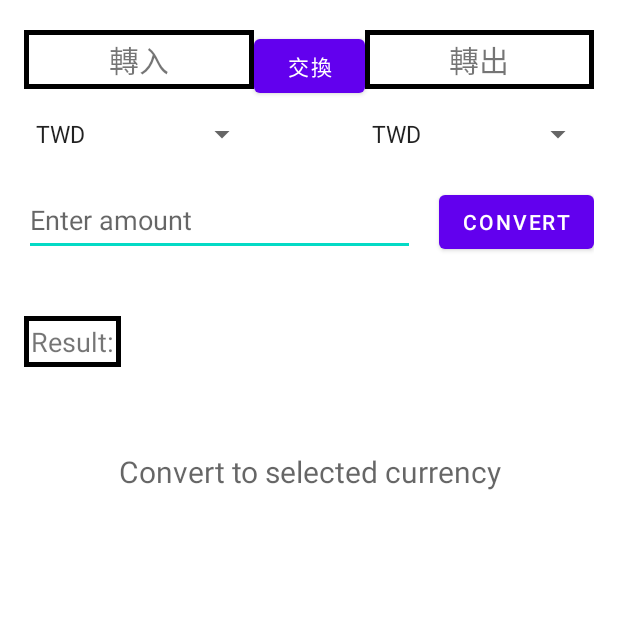
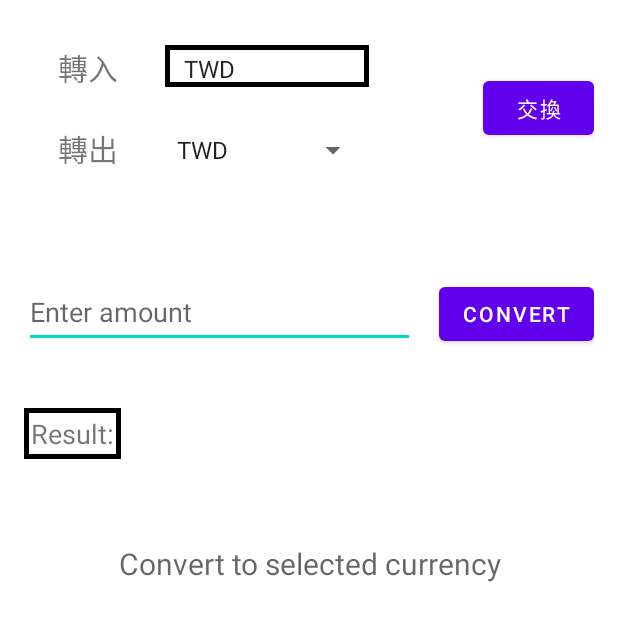
Before and after one commit to lonely10834/ExchangeRate, an Android app: the screen it shows after launch (MainActivity), on a phone screen of 412 x 824 dp, the part 160-801 px from its top. Run offline under Robolectric (Android 15) with nearby library versions, the phone set to English and light mode, and no system bars.

Commit message:
UI介面移動位置

```diff
--- a/app/src/main/res/layout/activity_main.xml
+++ b/app/src/main/res/layout/activity_main.xml
@@ -20,85 +20,77 @@
 
     <androidx.constraintlayout.widget.ConstraintLayout
         android:layout_width="match_parent"
-        android:layout_height="wrap_content"
+        android:layout_height="104dp"
         android:layout_marginTop="20dp">
 
-        <TextView
-            android:id="@+id/textView1"
-            android:layout_width="0dp"
-            android:layout_height="wrap_content"
-            android:layout_marginBottom="8dp"
-            android:gravity="center"
-            android:text="@string/convertin"
-            android:textSize="20sp"
-            app:layout_constraintBottom_toTopOf="@+id/linearLayout"
-            app:layout_constraintEnd_toStartOf="@id/swap_button"
-            android:background="@drawable/border"
-            app:layout_constraintStart_toStartOf="parent"
-            app:layout_constraintTop_toTopOf="parent" />
 
         <Button
             android:id="@+id/swap_button"
             android:layout_width="74dp"
             android:layout_height="wrap_content"
-            android:layout_marginBottom="9dp"
+            android:layout_marginTop="10dp"
+
+            android:layout_marginBottom="10dp"
             android:text="@string/swap"
-            app:layout_constraintBottom_toTopOf="@+id/linearLayout"
-            app:layout_constraintEnd_toStartOf="@+id/textView2"
+            app:layout_constraintBottom_toBottomOf="parent"
+            app:layout_constraintEnd_toEndOf="parent"
+            app:layout_constraintTop_toTopOf="parent"
+            tools:ignore="MissingConstraints" />
+
+        <TextView
+            android:id="@+id/textView1"
+            android:layout_width="70dp"
+            android:layout_height="50dp"
+            android:layout_marginStart="8dp"
+
+            android:gravity="center"
+            android:text="@string/convert_in"
+            android:textSize="20sp"
+            app:layout_constraintStart_toStartOf="parent"
+            app:layout_constraintTop_toTopOf="parent" />
+
+        <Spinner
+            android:id="@+id/from_currency_spinner"
+            android:layout_width="136dp"
+            android:layout_height="28dp"
+            android:layout_marginStart="16dp"
+            android:layout_marginTop="10dp"
+            android:layout_weight="1"
+            android:background="@drawable/border"
             app:layout_constraintStart_toEndOf="@+id/textView1"
             app:layout_constraintTop_toTopOf="parent"
             tools:ignore="MissingConstraints" />
 
         <TextView
             android:id="@+id/textView2"
-            android:layout_width="0dp"
-            android:layout_height="wrap_content"
-            android:layout_marginBottom="8dp"
-            android:background="@drawable/border"
+            android:layout_width="70dp"
+            android:layout_height="50dp"
+            android:layout_marginStart="8dp"
+
             android:gravity="center"
-            android:text="@string/convertout"
+            android:text="@string/convert_out"
             android:textSize="20sp"
-            app:layout_constraintBottom_toTopOf="@+id/linearLayout"
-            app:layout_constraintEnd_toEndOf="parent"
-            app:layout_constraintStart_toEndOf="@id/swap_button"
-            app:layout_constraintTop_toTopOf="parent"
-            app:layout_constraintVertical_bias="0.0" />
+            app:layout_constraintBottom_toBottomOf="parent"
+            app:layout_constraintStart_toStartOf="parent" />
 
-        <LinearLayout
-            android:id="@+id/linearLayout"
-            android:layout_width="0dp"
-            android:layout_height="wrap_content"
-            android:layout_marginTop="10dp"
-            android:layout_marginBottom="1dp"
-            android:orientation="horizontal"
+        <Spinner
+            android:id="@+id/to_currency_spinner"
+            android:layout_width="136dp"
+            android:layout_height="28dp"
+            android:layout_marginStart="16dp"
+            android:layout_marginBottom="10dp"
+            android:layout_weight="1"
+
             app:layout_constraintBottom_toBottomOf="parent"
-            app:layout_constraintEnd_toEndOf="parent"
-            app:layout_constraintHorizontal_weight="1"
-            app:layout_constraintStart_toStartOf="parent"
-            app:layout_constraintTop_toBottomOf="@id/textView1">
+            app:layout_constraintStart_toEndOf="@+id/textView2" />
 
-            <Spinner
-                android:id="@+id/from_currency_spinner"
-                android:layout_width="wrap_content"
-                android:layout_height="wrap_content"
-                android:layout_weight="1" />
-
-            <View
-                android:layout_width="68dp"
-                android:layout_height="0dp" />
-
-            <Spinner
-                android:id="@+id/to_currency_spinner"
-                android:layout_width="wrap_content"
-                android:layout_height="wrap_content"
-                android:layout_weight="1" />
-        </LinearLayout>
 
     </androidx.constraintlayout.widget.ConstraintLayout>
 
     <LinearLayout
         android:layout_width="match_parent"
         android:layout_height="wrap_content"
+        android:layout_marginTop="40dp"
         android:orientation="horizontal">
 
         <EditText
--- a/app/src/main/res/values/strings.xml
+++ b/app/src/main/res/values/strings.xml
@@ -17,8 +17,8 @@
     <string name="exchange_rate_result">1 %1$s = %2$s</string>
     <string name="convert">Convert</string>
     <string name="enter_amount">Enter amount</string>
-    <string name="convertout">轉出</string>
-    <string name="convertin">轉入</string>
+    <string name="convert_out">轉出</string>
+    <string name="convert_in">轉入</string>
     <string name="swap">交換</string>
     <string name="ExchangeRate">國際匯率轉換</string>
 
```
